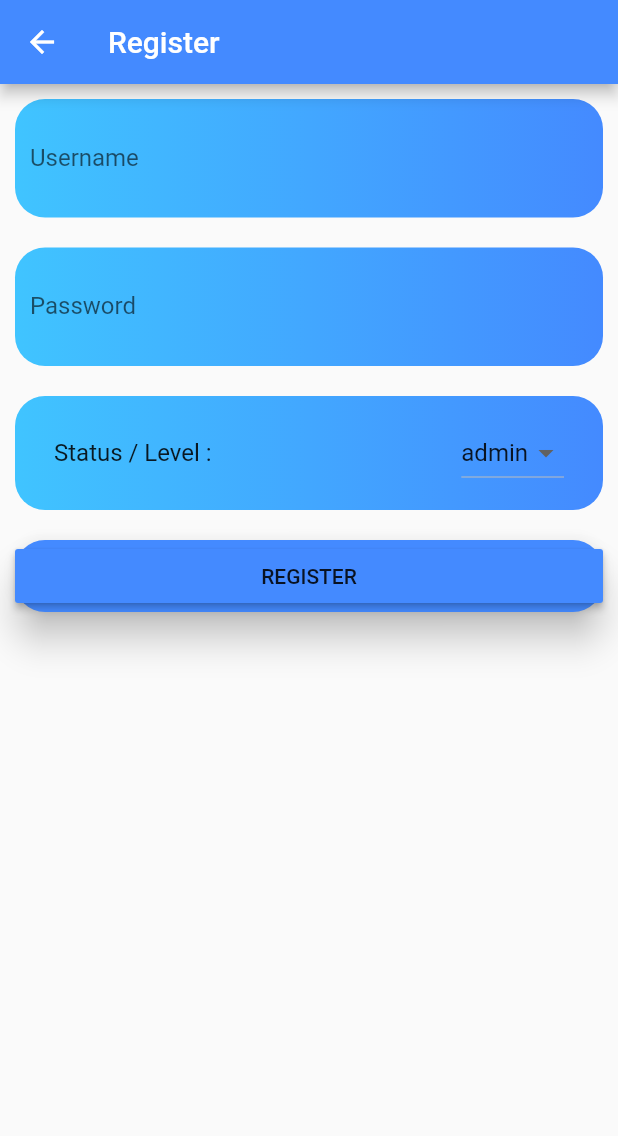
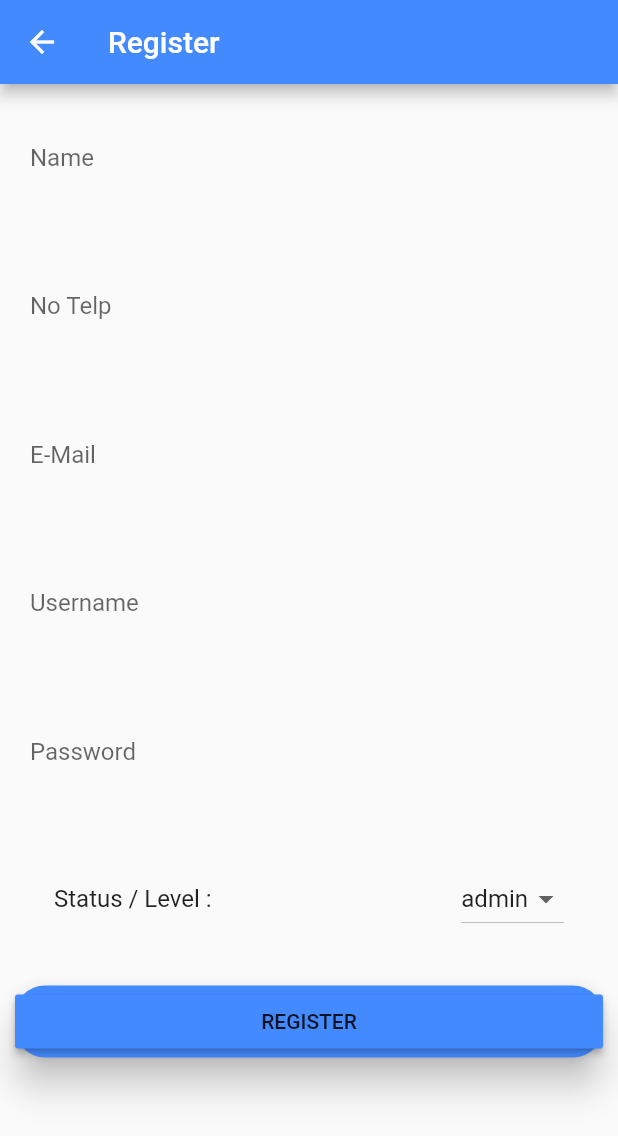
Before and after one commit to itpar/sewaaja-beta-v6, a Flutter app: the RegisterPage screen opened directly, after a tap on "REGISTER", on a phone screen of 412 x 824 dp. Shown: the top 1136 px of the screen. Run offline on Flutter 3.47's test engine with Material 2 defaults, Android fonts, the phone set to English and light mode, and no system bars; our stand-ins replace google_fonts; network calls fail.

Commit message:
Register dengan nama, no telp, email, username dan password

```diff
--- a/lib/register.dart
+++ b/lib/register.dart
@@ -9,6 +9,9 @@ class RegisterPage extends StatefulWidget {
 }
 
 class _RegisterPageState extends State<RegisterPage> {
+  TextEditingController _nama = TextEditingController();
+  TextEditingController _email = TextEditingController();
+  TextEditingController _no_tlp_hp = TextEditingController();
   TextEditingController _username = TextEditingController();
   TextEditingController _password = TextEditingController();
   TextEditingController _level = TextEditingController();
@@ -30,6 +33,9 @@ class _RegisterPageState extends State<RegisterPage> {
 
   insertApi() async {
     final res = await http.post(baseUrl, body: {
+      'nama': _nama.text,
+      'email': _email.text,
+      'no_tlp_hp': _no_tlp_hp.text,
       'username': _username.text,
       'password': _password.text,
       'level': valueItem
@@ -37,6 +43,9 @@ class _RegisterPageState extends State<RegisterPage> {
 
     final dataJson = jsonDecode(res.body);
 
+    _nama.clear();
+    _email.clear();
+    _no_tlp_hp.clear();
     _username.clear();
     _password.clear();
     _level.clear();
@@ -88,13 +97,64 @@ class _RegisterPageState extends State<RegisterPage> {
         child: Center(
           child: ListView(
             children: <Widget>[
+
+              // Field Nama
+
               Container(
                 alignment: Alignment.center,
                 padding: EdgeInsets.all(10.0),
-                decoration: BoxDecoration(
-                    gradient:
-                    LinearGradient(colors: [Colors.lightBlueAccent, Colors.blueAccent]),
-                    borderRadius: BorderRadius.circular(20.0)),
+                child: TextField(
+                  controller: _nama,
+                  decoration: InputDecoration(
+                      border: InputBorder.none,
+                      labelText: "Name",
+                      hintText: "Name"),
+                ),
+              ),
+              SizedBox(
+                height: 20.0,
+              ),
+
+              // Field No Telp
+
+              Container(
+                alignment: Alignment.center,
+                padding: EdgeInsets.all(10.0),
+                child: TextField(
+                  controller: _no_tlp_hp,
+                  decoration: InputDecoration(
+                    border: InputBorder.none,
+                    labelText: "No Telp",
+                    hintText: "No Telp"),
+                ),
+              ),
+              SizedBox(
+                height: 20.0,
+              ),
+
+              // Field Email
+
+              Container(
+                alignment: Alignment.center,
+                padding: EdgeInsets.all(10.0),
+                child: TextField(
+                  controller: _email,
+                  decoration: InputDecoration(
+                      border: InputBorder.none,
+                      labelText: "E-Mail",
+                      hintText: "E-Mail"
+                ),
+                ),
+              ),
+              SizedBox(
+                height: 20.0,
+              ),
+
+              // Field Username
+
+              Container(
+                alignment: Alignment.center,
+                padding: EdgeInsets.all(10.0),
                 child: TextField(
                   controller: _username,
                   decoration: InputDecoration(
@@ -106,13 +166,12 @@ class _RegisterPageState extends State<RegisterPage> {
               SizedBox(
                 height: 20.0,
               ),
+
+              //Field Password
+
               Container(
                 alignment: Alignment.center,
                 padding: EdgeInsets.all(10.0),
-                decoration: BoxDecoration(
-                    gradient:
-                    LinearGradient(colors: [Colors.lightBlueAccent, Colors.blueAccent]),
-                    borderRadius: BorderRadius.circular(20.0)),
                 child: TextField(
                   controller: _password,
                   obscureText: true,
@@ -125,13 +184,12 @@ class _RegisterPageState extends State<RegisterPage> {
               SizedBox(
                 height: 20.0,
               ),
+
+              // FIeld Level
+
               Container(
                   alignment: Alignment.center,
                   padding: EdgeInsets.all(10.0),
-                  decoration: BoxDecoration(
-                      gradient:
-                      LinearGradient(colors: [Colors.lightBlueAccent, Colors.blueAccent]),
-                      borderRadius: BorderRadius.circular(20.0)),
                   child: ListTile(
                       title: Text("Status / Level : "),
                       trailing: DropdownButton(
@@ -146,6 +204,8 @@ class _RegisterPageState extends State<RegisterPage> {
               SizedBox(
                 height: 20.0,
               ),
+
+
               Material(
                 borderRadius: BorderRadius.circular(20.0),
                 elevation: 10.0,
```
Also changed, not shown: assets/images/parlogo.png (added).
